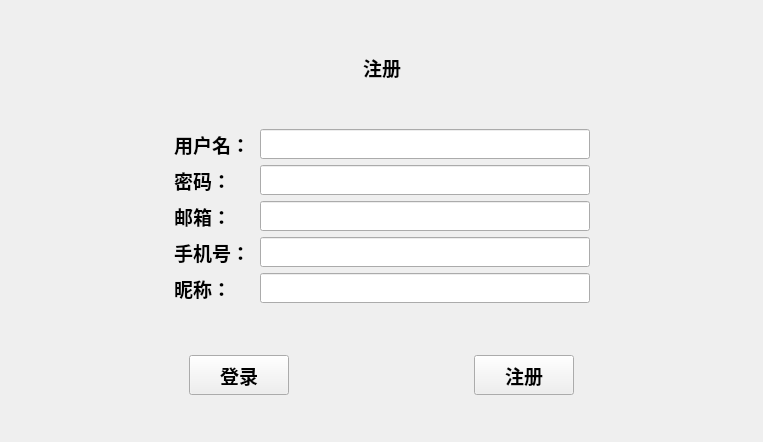
Before: the Qt Designer form newuser.ui in QIPOMO/SnailIOTMonitoring, drawn with Qt 5.
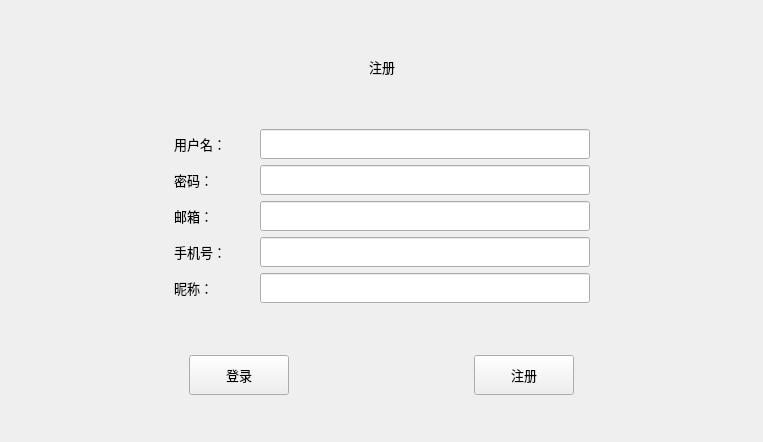
After: the same form once the commit is applied.

Diff of the .ui file:
```diff
--- a/newuser.ui
+++ b/newuser.ui
@@ -61,9 +61,9 @@
          <property name="font">
           <font>
            <family>微软雅黑</family>
-           <pointsize>14</pointsize>
-           <weight>75</weight>
-           <bold>true</bold>
+           <pointsize>10</pointsize>
+           <weight>50</weight>
+           <bold>false</bold>
           </font>
          </property>
          <property name="text">
@@ -134,9 +134,9 @@
          <property name="font">
           <font>
            <family>微软雅黑</family>
-           <pointsize>14</pointsize>
-           <weight>75</weight>
-           <bold>true</bold>
+           <pointsize>10</pointsize>
+           <weight>50</weight>
+           <bold>false</bold>
           </font>
          </property>
          <property name="text">
@@ -215,9 +215,9 @@
          <property name="font">
           <font>
            <family>微软雅黑</family>
-           <pointsize>14</pointsize>
-           <weight>75</weight>
-           <bold>true</bold>
+           <pointsize>10</pointsize>
+           <weight>50</weight>
+           <bold>false</bold>
           </font>
          </property>
          <property name="text">
@@ -296,9 +296,9 @@
          <property name="font">
           <font>
            <family>微软雅黑</family>
-           <pointsize>14</pointsize>
-           <weight>75</weight>
-           <bold>true</bold>
+           <pointsize>10</pointsize>
+           <weight>50</weight>
+           <bold>false</bold>
           </font>
          </property>
          <property name="text">
@@ -377,9 +377,9 @@
          <property name="font">
           <font>
            <family>微软雅黑</family>
-           <pointsize>14</pointsize>
-           <weight>75</weight>
-           <bold>true</bold>
+           <pointsize>10</pointsize>
+           <weight>50</weight>
+           <bold>false</bold>
           </font>
          </property>
          <property name="text">
@@ -458,9 +458,9 @@
          <property name="font">
           <font>
            <family>微软雅黑</family>
-           <pointsize>14</pointsize>
-           <weight>75</weight>
-           <bold>true</bold>
+           <pointsize>10</pointsize>
+           <weight>50</weight>
+           <bold>false</bold>
           </font>
          </property>
          <property name="text">
@@ -552,9 +552,9 @@
          <property name="font">
           <font>
            <family>微软雅黑</family>
-           <pointsize>14</pointsize>
-           <weight>75</weight>
-           <bold>true</bold>
+           <pointsize>10</pointsize>
+           <weight>50</weight>
+           <bold>false</bold>
           </font>
          </property>
          <property name="text">
@@ -592,9 +592,9 @@
          <property name="font">
           <font>
            <family>微软雅黑</family>
-           <pointsize>14</pointsize>
-           <weight>75</weight>
-           <bold>true</bold>
+           <pointsize>10</pointsize>
+           <weight>50</weight>
+           <bold>false</bold>
           </font>
          </property>
          <property name="text">
```
Left out of the diff: 30 changed lines with no effect on the pictures.
